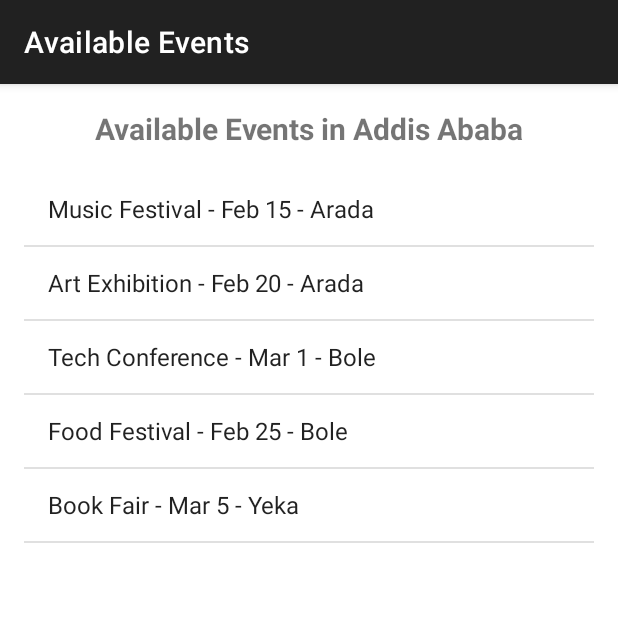
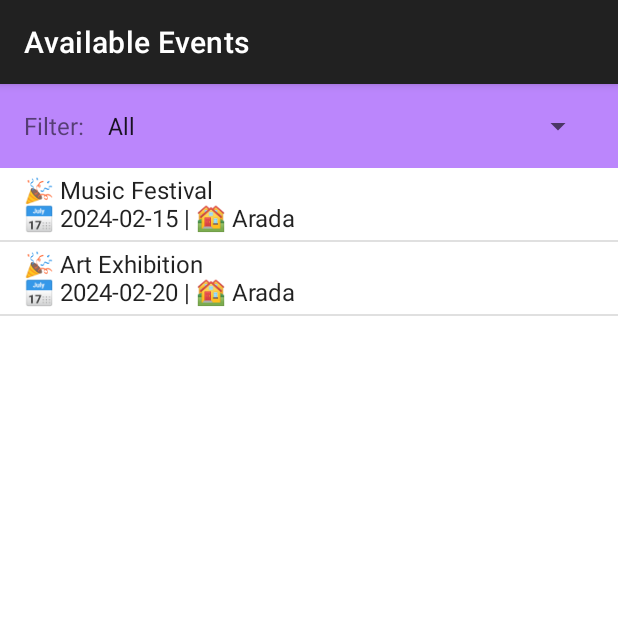
Before and after one commit to w30ey/mobile-app-event-handler-app, an Android app: the EventListActivity screen opened directly, with no data from a screen before it, on a phone screen of 412 x 824 dp, the top half of it. Run offline under Robolectric (Android 15) with nearby library versions, the phone set to English and light mode, and no system bars; our stand-ins replace Room's generated code.

Commit message:
final app completed some ui edit left

```diff
--- a/app/src/main/AndroidManifest.xml
+++ b/app/src/main/AndroidManifest.xml
@@ -25,6 +25,7 @@
         <activity android:name=".activities.CreateEditEventActivity" />
         <activity android:name=".activities.AdminPanelActivity" />
         <activity android:name=".activities.EventListActivity" />
+        <activity android:name=".activities.FavoritesActivity" />
     </application>
 
 </manifest>
--- a/app/src/main/java/com/example/localeventhub/activities/EventListActivity.java
+++ b/app/src/main/java/com/example/localeventhub/activities/EventListActivity.java
@@ -2,14 +2,30 @@ package com.example.localeventhub.activities;
 
 import android.content.Intent;
 import android.os.Bundle;
+import android.view.View;
+import android.widget.AdapterView;
 import android.widget.ArrayAdapter;
 import android.widget.ListView;
+import android.widget.Spinner;
 import android.widget.Toast;
 import androidx.appcompat.app.AppCompatActivity;
+import androidx.lifecycle.ViewModelProvider;
 
 import com.example.localeventhub.R;
+import com.example.localeventhub.models.Event;
+import com.example.localeventhub.viewmodels.EventViewModel;
+
+import java.util.ArrayList;
+import java.util.List;
 
 public class EventListActivity extends AppCompatActivity {
+    private EventViewModel eventViewModel;
+    private ListView listView;
+    private ArrayAdapter<String> adapter;
+    private List<Event> eventsList = new ArrayList<>();
+    private Spinner spinnerDistrictFilter;
+
+    private final String[] DISTRICTS = {"All", "Bole", "Arada", "Yeka", "Nifas Silk"};
 
     @Override
     protected void onCreate(Bundle savedInstanceState) {
@@ -17,32 +33,90 @@ public class EventListActivity extends AppCompatActivity {
         setContentView(R.layout.activity_event_list);
 
         setTitle("Available Events");
-        setupEventList();
+        initializeViews();
+        setupViewModel();
+        setupDistrictFilter();
     }
 
-    private void setupEventList() {
-        ListView listView = findViewById(R.id.listViewEvents);
+    private void initializeViews() {
+        listView = findViewById(R.id.listViewEvents);
+        spinnerDistrictFilter = findViewById(R.id.spinnerDistrictFilter);
 
-        // Sample events data
-        String[] events = {
-            "Music Festival - Feb 15 - Arada",
-            "Art Exhibition - Feb 20 - Arada",
-            "Tech Conference - Mar 1 - Bole",
-            "Food Festival - Feb 25 - Bole",
-            "Book Fair - Mar 5 - Yeka"
-        };
-
-        ArrayAdapter<String> adapter = new ArrayAdapter<>(this,
-                android.R.layout.simple_list_item_1, events);
+        adapter = new ArrayAdapter<>(this, android.R.layout.simple_list_item_1, new ArrayList<>());
         listView.setAdapter(adapter);
 
         listView.setOnItemClickListener((parent, view, position, id) -> {
-            String selectedEvent = events[position];
-            Toast.makeText(this, "Selected: " + selectedEvent, Toast.LENGTH_SHORT).show();
-
-            // Navigate to event details
-            Intent intent = new Intent(this, EventDetailActivity.class);
-            startActivity(intent);
+            if (position < eventsList.size()) {
+                Event event = eventsList.get(position);
+                Intent intent = new Intent(this, EventDetailActivity.class);
+                intent.putExtra("EVENT_ID", event.getId());
+                startActivity(intent);
+            }
         });
     }
+
+    private void setupViewModel() {
+        eventViewModel = new ViewModelProvider(this).get(EventViewModel.class);
+        loadEvents("All"); // Load all events initially
+    }
+
+    private void setupDistrictFilter() {
+        ArrayAdapter<String> spinnerAdapter = new ArrayAdapter<>(this,
+                android.R.layout.simple_spinner_item, DISTRICTS);
+        spinnerAdapter.setDropDownViewResource(android.R.layout.simple_spinner_dropdown_item);
+        spinnerDistrictFilter.setAdapter(spinnerAdapter);
+
+        spinnerDistrictFilter.setOnItemSelectedListener(new AdapterView.OnItemSelectedListener() {
+            @Override
+            public void onItemSelected(AdapterView<?> parent, View view, int position, long id) {
+                String selectedDistrict = DISTRICTS[position];
+                loadEvents(selectedDistrict);
+            }
+
+            @Override
+            public void onNothingSelected(AdapterView<?> parent) {}
+        });
+    }
+
+    private void loadEvents(String district) {
+        if ("All".equals(district)) {
+            eventViewModel.getAllApprovedEvents().observe(this, events -> {
+                updateEventsList(events);
+            });
+        } else {
+            eventViewModel.getEventsByDistrict(district).observe(this, events -> {
+                updateEventsList(events);
+            });
+        }
+    }
+
+    private void updateEventsList(List<Event> events) {
+        if (events != null && !events.isEmpty()) {
+            eventsList.clear();
+            eventsList.addAll(events);
+
+            List<String> eventStrings = new ArrayList<>();
+            for (Event event : events) {
+                String eventString = "🎉 " + event.getTitle() +
+                                   "\n📅 " + event.getDate() +
+                                   " | 🏘️ " + event.getDistrict() +
+                                   (event.isFavorite() ? " ❤️" : "");
+                eventStrings.add(eventString);
+            }
+
+            adapter.clear();
+            adapter.addAll(eventStrings);
+            adapter.notifyDataSetChanged();
+
+            Toast.makeText(this, "Found " + events.size() + " events", Toast.LENGTH_SHORT).show();
+        } else {
+            adapter.clear();
+            adapter.add("No events found in " + (getSelectedDistrict().equals("All") ? "any district" : getSelectedDistrict()));
+            adapter.notifyDataSetChanged();
+        }
+    }
+
+    private String getSelectedDistrict() {
+        return spinnerDistrictFilter.getSelectedItem().toString();
+    }
 }
--- a/app/src/main/java/com/example/localeventhub/activities/MainActivity.java
+++ b/app/src/main/java/com/example/localeventhub/activities/MainActivity.java
@@ -51,6 +51,7 @@ public class MainActivity extends AppCompatActivity {
         Button btnViewEvents = findViewById(R.id.btnViewEvents);
         Button btnEventDetails = findViewById(R.id.btnEventDetails);
         Button btnDebug = findViewById(R.id.btnDebug);
+        Button btnFavorites = findViewById(R.id.btnFavorites);
 
         // Show admin button only for admin users
         if ("admin".equals(userRole)) {
@@ -104,6 +105,11 @@ public class MainActivity extends AppCompatActivity {
                 }
             });
         });
+
+        btnFavorites.setOnClickListener(v -> {
+            Intent intent = new Intent(this, FavoritesActivity.class);
+            startActivity(intent);
+        });
     }
 
     @Override
--- a/app/src/main/java/com/example/localeventhub/database/EventDao.java
+++ b/app/src/main/java/com/example/localeventhub/database/EventDao.java
@@ -31,4 +31,6 @@ public interface EventDao {
     LiveData<List<Event>> getEventsByDistrict(String district);
     @Query("UPDATE events SET favorite = :isFavorite WHERE id = :eventId")
     void updateFavoriteStatus(int eventId, boolean isFavorite);
+    @Query("SELECT * FROM events WHERE favorite = 1 AND approved = 1")
+    LiveData<List<Event>> getFavoriteEvents();
 }
--- a/app/src/main/java/com/example/localeventhub/repository/EventRepository.java
+++ b/app/src/main/java/com/example/localeventhub/repository/EventRepository.java
@@ -39,6 +39,10 @@ public class EventRepository {
         return eventDao.getEventById(eventId);
     }
 
+    public LiveData<List<Event>> getFavoriteEvents() {
+        return eventDao.getFavoriteEvents();
+    }
+
     public void insert(Event event) {
         executorService.execute(() -> eventDao.insert(event));
     }
--- a/app/src/main/java/com/example/localeventhub/viewmodels/EventViewModel.java
+++ b/app/src/main/java/com/example/localeventhub/viewmodels/EventViewModel.java
@@ -32,6 +32,9 @@ public class EventViewModel extends AndroidViewModel {
     public LiveData<Event> getEventById(int eventId) {
         return repository.getEventById(eventId);
     }
+    public LiveData<List<Event>> getFavoriteEvents() {
+        return repository.getFavoriteEvents();
+    }
     public void insert(Event event) { repository.insert(event); }
     public void update(Event event) { repository.update(event); }
     public void delete(Event event) { repository.delete(event); }
--- a/app/src/main/res/layout/activity_event_list.xml
+++ b/app/src/main/res/layout/activity_event_list.xml
@@ -2,17 +2,30 @@
 <LinearLayout xmlns:android="http://schemas.android.com/apk/res/android"
     android:layout_width="match_parent"
     android:layout_height="match_parent"
-    android:orientation="vertical"
-    android:padding="16dp">
+    android:orientation="vertical">
 
-    <TextView
+    <LinearLayout
         android:layout_width="match_parent"
         android:layout_height="wrap_content"
-        android:text="Available Events in Addis Ababa"
-        android:textSize="20sp"
-        android:textStyle="bold"
-        android:gravity="center"
-        android:layout_marginBottom="16dp" />
+        android:orientation="horizontal"
+        android:padding="16dp"
+        android:background="@color/purple_200">
+
+        <TextView
+            android:layout_width="wrap_content"
+            android:layout_height="wrap_content"
+            android:text="Filter:"
+            android:textSize="16sp"
+            android:layout_gravity="center_vertical"
+            android:layout_marginEnd="8dp" />
+
+        <Spinner
+            android:id="@+id/spinnerDistrictFilter"
+            android:layout_width="0dp"
+            android:layout_height="wrap_content"
+            android:layout_weight="1" />
+
+    </LinearLayout>
 
     <ListView
         android:id="@+id/listViewEvents"
--- a/app/src/main/res/values/colors.xml
+++ b/app/src/main/res/values/colors.xml
@@ -9,4 +9,5 @@
     <color name="white">#FFFFFFFF</color>
     <color name="gray">#FF888888</color>
     <color name="green">#4CAF50</color>
+    <color name="red">#F44336</color>
 </resources>
```
Also changed, not shown: app/src/main/java/com/example/localeventhub/activities/EventDetailActivity.java (+48 -16 lines), app/src/main/java/com/example/localeventhub/activities/FavoritesActivity.java (added, +69 -0 lines), app/src/main/res/layout/activity_favorites.xml (added, +22 -0 lines), app/src/main/res/layout/activity_main.xml (+9 -0 lines).
